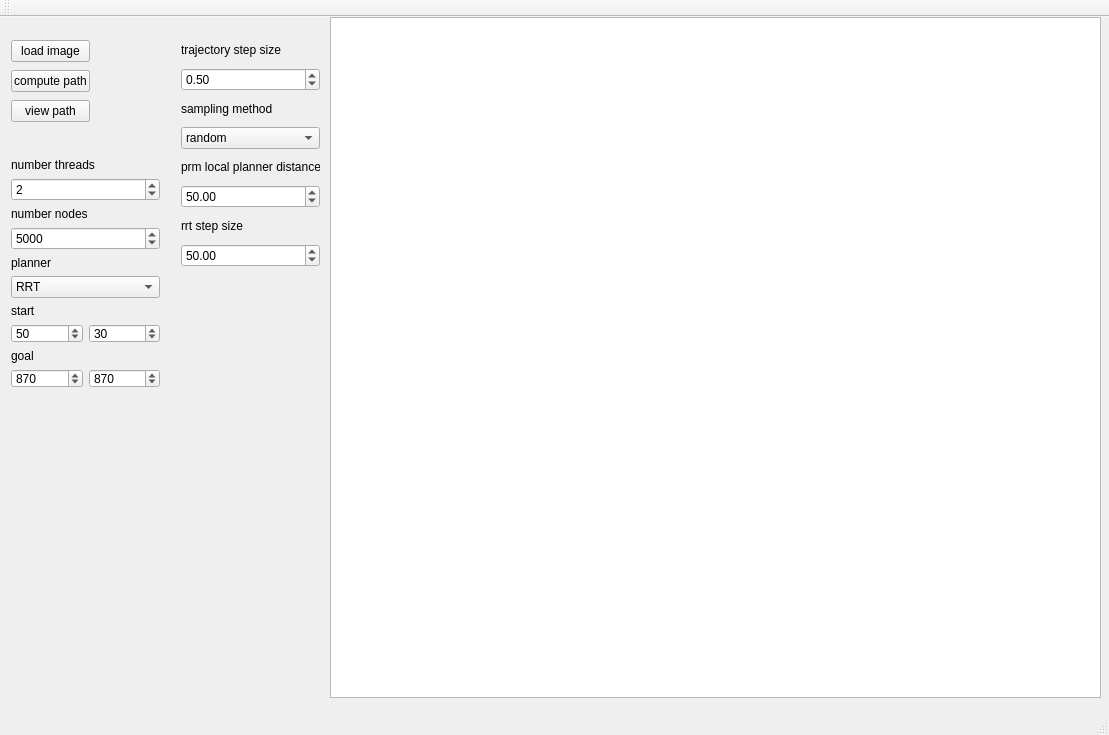
This is examples/gui2D/mainwindow.ui in tobiaskohlbau/IPPP as Qt 5 draws it before an edit. The edited form follows.
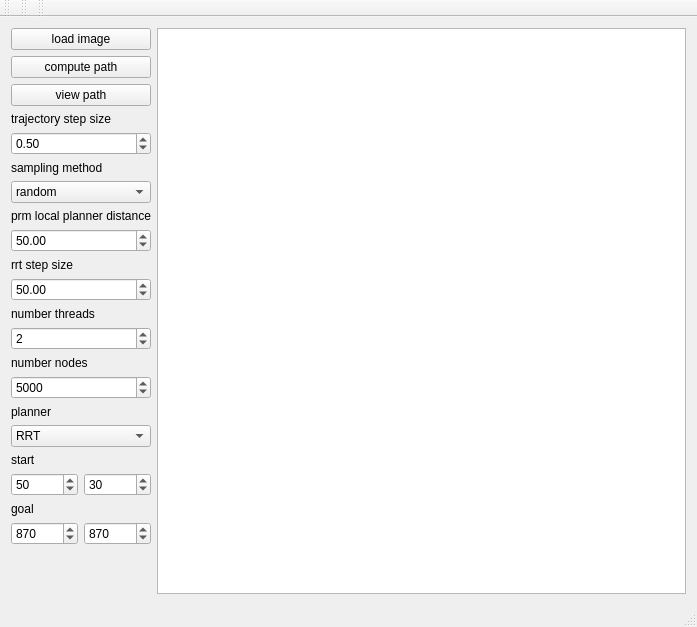
This is the edited form.

Patch:
```diff
--- a/examples/gui2D/mainwindow.ui
+++ b/examples/gui2D/mainwindow.ui
@@ -6,23 +6,16 @@
    <rect>
     <x>0</x>
     <y>0</y>
-    <width>1109</width>
-    <height>735</height>
+    <width>697</width>
+    <height>627</height>
    </rect>
   </property>
   <property name="windowTitle">
    <string>MainWindow</string>
   </property>
   <widget class="QWidget" name="centralWidget">
-   <widget class="QWidget" name="verticalLayoutWidget_3">
-    <property name="geometry">
-     <rect>
-      <x>0</x>
-      <y>10</y>
-      <width>101</width>
-      <height>111</height>
-     </rect>
-    </property>
+   <layout class="QFormLayout" name="formLayout">
+    <item row="0" column="0">
     <layout class="QVBoxLayout" name="verticalLayout_3">
      <item>
       <widget class="QPushButton" name="buttonLoadImage">
@@ -45,17 +38,77 @@
        </property>
       </widget>
      </item>
-    </layout>
-   </widget>
-   <widget class="QWidget" name="verticalLayoutWidget_2">
-    <property name="geometry">
-     <rect>
-      <x>0</x>
-      <y>130</y>
-      <width>171</width>
-      <height>252</height>
-     </rect>
-    </property>
+      <item>
+       <layout class="QVBoxLayout" name="verticalLayout">
+        <item>
+         <widget class="QLabel" name="labelTrajectoryStepSize">
+          <property name="text">
+           <string>trajectory step size</string>
+          </property>
+         </widget>
+        </item>
+        <item>
+         <widget class="QDoubleSpinBox" name="boxTrajectoryStepSize">
+          <property name="value">
+           <double>0.500000000000000</double>
+          </property>
+         </widget>
+        </item>
+        <item>
+         <widget class="QLabel" name="labelSampling">
+          <property name="text">
+           <string>sampling method</string>
+          </property>
+         </widget>
+        </item>
+        <item>
+         <widget class="QComboBox" name="boxSampling">
+          <item>
+           <property name="text">
+            <string>random</string>
+           </property>
+          </item>
+          <item>
+           <property name="text">
+            <string>uniform</string>
+           </property>
+          </item>
+          <item>
+           <property name="text">
+            <string>normal distribution</string>
+           </property>
+          </item>
+         </widget>
+        </item>
+        <item>
+         <widget class="QLabel" name="labelPRM">
+          <property name="text">
+           <string>prm local planner distance</string>
+          </property>
+         </widget>
+        </item>
+        <item>
+         <widget class="QDoubleSpinBox" name="boxPRM">
+          <property name="value">
+           <double>50.000000000000000</double>
+          </property>
+         </widget>
+        </item>
+        <item>
+         <widget class="QLabel" name="labelRRT">
+          <property name="text">
+           <string>rrt step size</string>
+          </property>
+         </widget>
+        </item>
+        <item>
+         <widget class="QDoubleSpinBox" name="boxRRT">
+          <property name="value">
+           <double>50.000000000000000</double>
+          </property>
+         </widget>
+        </item>
+        <item>
     <layout class="QVBoxLayout" name="verticalLayout_2">
      <item>
       <widget class="QLabel" name="labelThreads">
@@ -175,98 +228,36 @@
        </item>
       </layout>
      </item>
-    </layout>
-   </widget>
-   <widget class="QWidget" name="verticalLayoutWidget">
-    <property name="geometry">
-     <rect>
-      <x>170</x>
-      <y>10</y>
-      <width>161</width>
-      <height>251</height>
-     </rect>
-    </property>
-    <layout class="QVBoxLayout" name="verticalLayout">
      <item>
-      <widget class="QLabel" name="labelTrajectoryStepSize">
-       <property name="text">
-        <string>trajectory step size</string>
-       </property>
-      </widget>
-     </item>
-     <item>
-      <widget class="QDoubleSpinBox" name="boxTrajectoryStepSize">
-       <property name="value">
-        <double>0.500000000000000</double>
-       </property>
-      </widget>
-     </item>
-     <item>
-      <widget class="QLabel" name="labelSampling">
-       <property name="text">
-        <string>sampling method</string>
-       </property>
-      </widget>
-     </item>
-     <item>
-      <widget class="QComboBox" name="boxSampling">
-       <item>
-        <property name="text">
-         <string>random</string>
-        </property>
-       </item>
-       <item>
-        <property name="text">
-         <string>uniform</string>
-        </property>
-       </item>
-       <item>
-        <property name="text">
-         <string>normal distribution</string>
-        </property>
-       </item>
-      </widget>
-     </item>
-     <item>
-      <widget class="QLabel" name="labelPRM">
-       <property name="text">
-        <string>prm local planner distance</string>
-       </property>
-      </widget>
-     </item>
-     <item>
-      <widget class="QDoubleSpinBox" name="boxPRM">
-       <property name="value">
-        <double>50.000000000000000</double>
-       </property>
-      </widget>
-     </item>
-     <item>
-      <widget class="QLabel" name="labelRRT">
-       <property name="text">
-        <string>rrt step size</string>
-       </property>
-      </widget>
-     </item>
-     <item>
-      <widget class="QDoubleSpinBox" name="boxRRT">
-       <property name="value">
-        <double>50.000000000000000</double>
-       </property>
-      </widget>
-     </item>
-    </layout>
-   </widget>
+           <spacer name="verticalSpacer">
+            <property name="orientation">
+             <enum>Qt::Vertical</enum>
+            </property>
+            <property name="sizeHint" stdset="0">
+             <size>
+              <width>20</width>
+              <height>600</height>
+             </size>
+            </property>
+           </spacer>
+          </item>
+         </layout>
+        </item>
+       </layout>
+      </item>
+     </layout>
+    </item>
+    <item row="0" column="1">
    <widget class="QGraphicsView" name="mainImage">
-    <property name="geometry">
-     <rect>
-      <x>330</x>
-      <y>0</y>
-      <width>771</width>
-      <height>681</height>
-     </rect>
-    </property>
-   </widget>
+      <property name="sizeAdjustPolicy">
+       <enum>QAbstractScrollArea::AdjustToContents</enum>
+      </property>
+      <property name="dragMode">
+       <enum>QGraphicsView::ScrollHandDrag</enum>
+      </property>
+     </widget>
+    </item>
+   </layout>
   </widget>
   <widget class="QMenuBar" name="menuBar">
    <property name="geometry">
@@ -287,6 +278,28 @@
    </attribute>
   </widget>
   <widget class="QStatusBar" name="statusBar"/>
+  <widget class="QToolBar" name="toolBar">
+   <property name="windowTitle">
+    <string>toolBar</string>
+   </property>
+   <attribute name="toolBarArea">
+    <enum>TopToolBarArea</enum>
+   </attribute>
+   <attribute name="toolBarBreak">
+    <bool>false</bool>
+   </attribute>
+  </widget>
+  <widget class="QToolBar" name="toolBar_2">
+   <property name="windowTitle">
+    <string>toolBar_2</string>
+   </property>
+   <attribute name="toolBarArea">
+    <enum>TopToolBarArea</enum>
+   </attribute>
+   <attribute name="toolBarBreak">
+    <bool>false</bool>
+   </attribute>
+  </widget>
  </widget>
  <layoutdefault spacing="6" margin="11"/>
  <resources/>
```
Left out of the diff: 236 changed lines with no effect on the pictures. Lines whose indentation alone changed are shown as unchanged.
